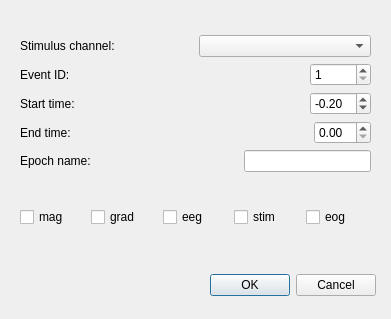
The window that hoksotin/ui/qt4Designer/parameterDialog.ui (cibr-jyu/meggie) describes before a commit, drawn with Qt 5.
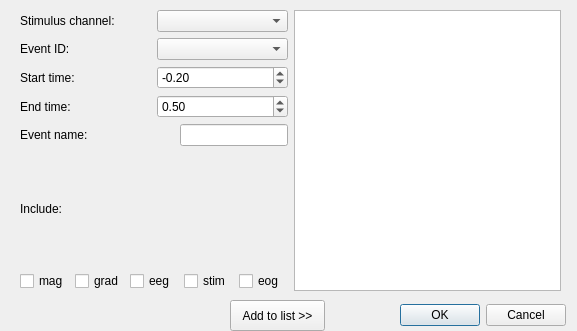
The same window after the commit.

What changed in the file:
```diff
--- a/hoksotin/ui/qt4Designer/parameterDialog.ui
+++ b/hoksotin/ui/qt4Designer/parameterDialog.ui
@@ -9,18 +9,21 @@
    <rect>
     <x>0</x>
     <y>0</y>
-    <width>391</width>
-    <height>319</height>
+    <width>577</width>
+    <height>331</height>
    </rect>
   </property>
   <property name="windowTitle">
    <string>Give parameters</string>
   </property>
   <widget class="QDialogButtonBox" name="cancelOkButtonBox">
+   <property name="enabled">
+    <bool>true</bool>
+   </property>
    <property name="geometry">
     <rect>
-     <x>200</x>
-     <y>270</y>
+     <x>390</x>
+     <y>300</y>
      <width>176</width>
      <height>31</height>
     </rect>
@@ -32,16 +35,29 @@
     <set>QDialogButtonBox::Cancel|QDialogButtonBox::Ok</set>
    </property>
   </widget>
-  <widget class="QWidget" name="layoutWidget">
+  <widget class="QPushButton" name="pushButtonAdd">
+   <property name="geometry">
+    <rect>
+     <x>230</x>
+     <y>300</y>
+     <width>95</width>
+     <height>31</height>
+    </rect>
+   </property>
+   <property name="text">
+    <string>Add to list &gt;&gt;</string>
+   </property>
+  </widget>
+  <widget class="QWidget" name="">
    <property name="geometry">
     <rect>
      <x>20</x>
-     <y>6</y>
-     <width>351</width>
-     <height>251</height>
+     <y>10</y>
+     <width>541</width>
+     <height>281</height>
     </rect>
    </property>
-   <layout class="QVBoxLayout" name="verticalLayout_4">
+   <layout class="QHBoxLayout" name="horizontalLayout_3">
     <item>
      <layout class="QVBoxLayout" name="verticalLayout_3">
       <item>
@@ -68,27 +84,7 @@
          </widget>
         </item>
         <item>
-         <spacer name="horizontalSpacer_4">
-          <property name="orientation">
-           <enum>Qt::Horizontal</enum>
-          </property>
-          <property name="sizeHint" stdset="0">
-           <size>
-            <width>40</width>
-            <height>20</height>
-           </size>
-          </property>
-         </spacer>
-        </item>
-        <item>
-         <widget class="QSpinBox" name="spinBoxEventID">
-          <property name="minimum">
-           <number>1</number>
-          </property>
-          <property name="maximum">
-           <number>65536</number>
-          </property>
-         </widget>
+         <widget class="QComboBox" name="comboBoxEventID"/>
         </item>
        </layout>
       </item>
@@ -101,19 +97,6 @@
           </property>
          </widget>
         </item>
-        <item>
-         <spacer name="horizontalSpacer_3">
-          <property name="orientation">
-           <enum>Qt::Horizontal</enum>
-          </property>
-          <property name="sizeHint" stdset="0">
-           <size>
-            <width>40</width>
-            <height>20</height>
-           </size>
-          </property>
-         </spacer>
-        </item>
         <item>
          <widget class="QDoubleSpinBox" name="doubleSpinBoxTmin">
           <property name="minimum">
@@ -139,20 +122,17 @@
          </widget>
         </item>
         <item>
-         <spacer name="horizontalSpacer_2">
-          <property name="orientation">
-           <enum>Qt::Horizontal</enum>
+         <widget class="QDoubleSpinBox" name="doubleSpinBoxTmax">
+          <property name="maximum">
+           <double>9.900000000000000</double>
           </property>
-          <property name="sizeHint" stdset="0">
-           <size>
-            <width>40</width>
-            <height>20</height>
-           </size>
+          <property name="singleStep">
+           <double>0.100000000000000</double>
           </property>
-         </spacer>
-        </item>
-        <item>
-         <widget class="QDoubleSpinBox" name="doubleSpinBoxTmax"/>
+          <property name="value">
+           <double>0.500000000000000</double>
+          </property>
+         </widget>
         </item>
        </layout>
       </item>
@@ -161,7 +141,7 @@
         <item>
          <widget class="QLabel" name="labelName">
           <property name="text">
-           <string>Epoch name:      </string>
+           <string>Event name:      </string>
           </property>
          </widget>
         </item>
@@ -183,7 +163,14 @@
         </item>
        </layout>
       </item>
-     </layout>
+      <item>
+       <layout class="QVBoxLayout" name="verticalLayout">
+        <item>
+         <widget class="QLabel" name="label">
+          <property name="text">
+           <string>Include:</string>
+          </property>
+         </widget>
     </item>
     <item>
      <layout class="QHBoxLayout" name="horizontalLayout_6">
@@ -225,6 +212,13 @@
      </layout>
     </item>
    </layout>
+      </item>
+     </layout>
+    </item>
+    <item>
+     <widget class="QListWidget" name="listWidgetEvents"/>
+    </item>
+   </layout>
   </widget>
  </widget>
  <resources/>
```
Left out of the diff: 13 changed lines with no effect on the pictures. Lines whose indentation alone changed are shown as unchanged.
